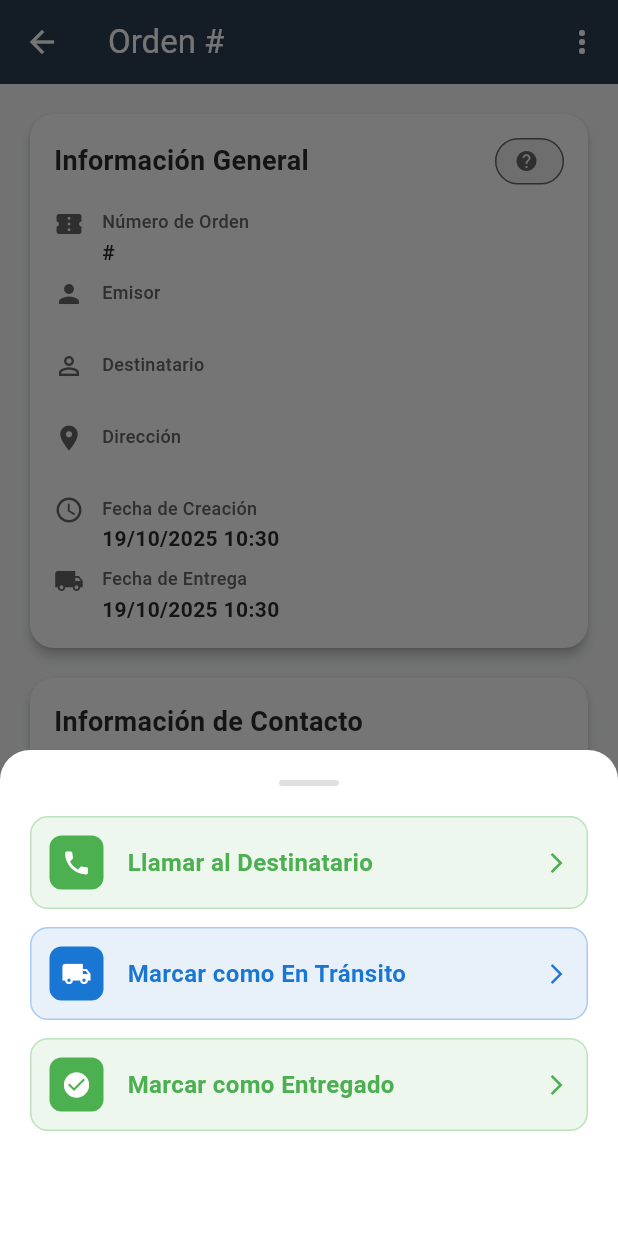
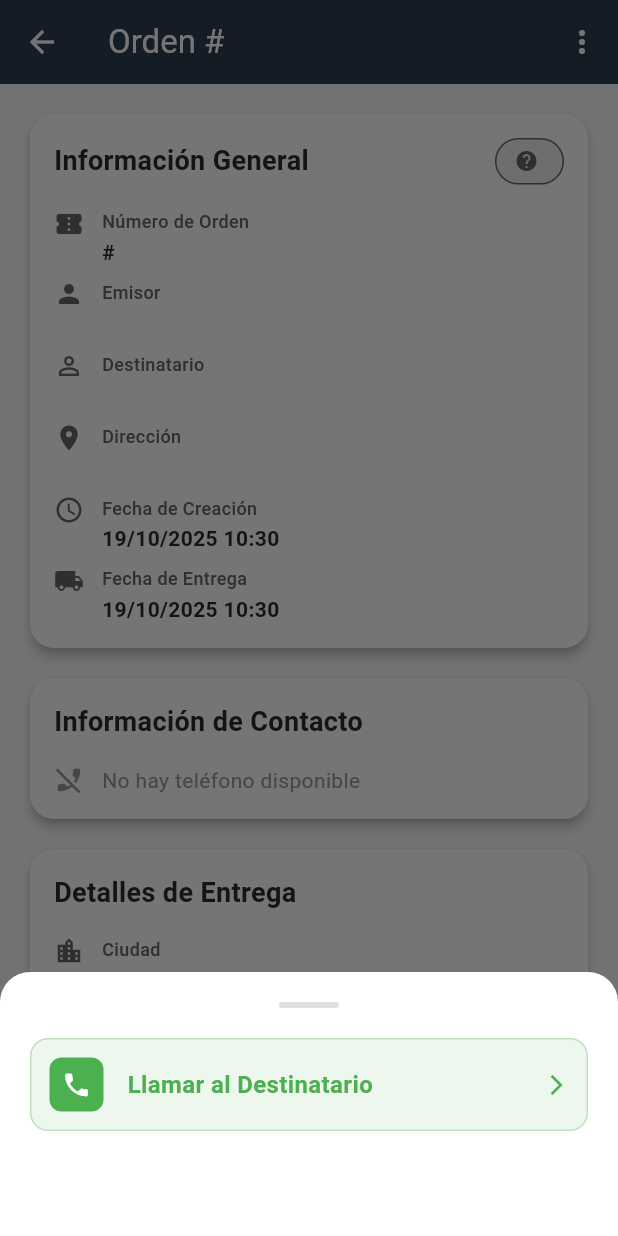
Before and after one commit to landerlopez1992-cyber/paqueteria-julio, a Flutter app: the DetalleOrdenScreen screen opened directly with empty values, after a tap on the "more vert" icon, on a phone screen of 412 x 824 dp. Run offline on Flutter 3.47's test engine with Material 3 defaults, Android fonts, the phone set to English and light mode, and no system bars; our stand-ins replace image_picker, supabase_flutter; accounts and stored records are empty.

Commit message:
Fix: Unificar botones de estado entre pantalla principal y detalle
PROBLEMA RESUELTO:
❌ Pantalla principal: Botón único progresivo (correcto)
❌ Pantalla detalle: Dos botones fijos (incorrecto)

SOLUCIÓN:
✅ Pantalla detalle ahora usa botón único progresivo
✅ Misma lógica: POR ENVIAR → EN TRANSITO → ENTREGADO
✅ Mismas validaciones (foto, pago, bultos)
✅ Modal 3 puntos solo tiene 'Llamar' (sin duplicados)

FLUJO UNIFICADO:
1. POR ENVIAR → Botón azul 'Marcar En Tránsito'
2. EN TRANSITO → Botón verde 'Marcar Entregado' (con validaciones)
3. ATRASADO → Botón naranja 'Marcar En Tránsito'

RESULTADO:
🎯 Ambas pantallas tienen EXACTAMENTE la misma lógica
🎯 No más confusión para el repartidor
🎯 Flujo consistente en toda la app

```diff
--- a/lib/screens/detalle_orden_screen.dart
+++ b/lib/screens/detalle_orden_screen.dart
@@ -613,45 +613,10 @@ class _DetalleOrdenScreenState extends State<DetalleOrdenScreen> {
             ),
             const SizedBox(height: 16),
 
-            // Botones en columna para mejor diseño
-            Column(
-              children: [
-                SizedBox(
-                  width: double.infinity,
-                  child: ElevatedButton.icon(
-                    onPressed: _isLoading ? null : () => _marcarComoEntregado(),
-                    icon: const Icon(Icons.check_circle, size: 18),
-                    label: const Text('Marcar como Entregado'),
-                    style: ElevatedButton.styleFrom(
-                      backgroundColor: const Color(0xFF4CAF50),
-                      foregroundColor: Colors.white,
-                      padding: const EdgeInsets.symmetric(vertical: 14),
-                      shape: RoundedRectangleBorder(
-                        borderRadius: BorderRadius.circular(10),
-                      ),
-                      elevation: 2,
-                    ),
-                  ),
-                ),
-                const SizedBox(height: 12),
-                SizedBox(
-                  width: double.infinity,
-                  child: ElevatedButton.icon(
-                    onPressed: _isLoading ? null : () => _marcarComoEnTransito(),
-                    icon: const Icon(Icons.local_shipping, size: 18),
-                    label: const Text('Marcar como En Tránsito'),
-                    style: ElevatedButton.styleFrom(
-                      backgroundColor: const Color(0xFF1976D2),
-                      foregroundColor: Colors.white,
-                      padding: const EdgeInsets.symmetric(vertical: 14),
-                      shape: RoundedRectangleBorder(
-                        borderRadius: BorderRadius.circular(10),
-                      ),
-                      elevation: 2,
-                    ),
-                  ),
-                ),
-              ],
+            // Botón único progresivo (igual que pantalla principal)
+            SizedBox(
+              width: double.infinity,
+              child: _buildBotonAccionProgresivo(),
             ),
           ],
         ),
@@ -801,26 +766,6 @@ class _DetalleOrdenScreenState extends State<DetalleOrdenScreen> {
                 }
               },
             ),
-            const SizedBox(height: 12),
-            _buildOptionTile(
-              icon: Icons.local_shipping,
-              title: 'Marcar como En Tránsito',
-              color: const Color(0xFF1976D2),
-              onTap: () {
-                Navigator.pop(context);
-                _marcarComoEnTransito();
-              },
-            ),
-            const SizedBox(height: 12),
-            _buildOptionTile(
-              icon: Icons.check_circle,
-              title: 'Marcar como Entregado',
-              color: const Color(0xFF4CAF50),
-              onTap: () {
-                Navigator.pop(context);
-                _marcarComoEntregado();
-              },
-            ),
             const SizedBox(height: 30), // Más espacio al final
           ],
         ),
@@ -872,6 +817,76 @@ class _DetalleOrdenScreenState extends State<DetalleOrdenScreen> {
     );
   }
 
+
+  // Botón único progresivo (igual que pantalla principal)
+  Widget _buildBotonAccionProgresivo() {
+    switch (_ordenActual.estado) {
+      case 'POR ENVIAR':
+        return ElevatedButton.icon(
+          onPressed: _isLoading ? null : () => _marcarComoEnTransito(),
+          icon: const Icon(Icons.local_shipping, size: 18),
+          label: const Text('Marcar En Tránsito'),
+          style: ElevatedButton.styleFrom(
+            backgroundColor: const Color(0xFF1976D2),
+            foregroundColor: Colors.white,
+            padding: const EdgeInsets.symmetric(vertical: 14),
+            shape: RoundedRectangleBorder(
+              borderRadius: BorderRadius.circular(10),
+            ),
+            elevation: 2,
+          ),
+        );
+
+      case 'EN TRANSITO':
+        return ElevatedButton.icon(
+          onPressed: _isLoading ? null : () => _marcarComoEntregado(),
+          icon: const Icon(Icons.check_circle, size: 18),
+          label: const Text('Marcar Entregado'),
+          style: ElevatedButton.styleFrom(
+            backgroundColor: const Color(0xFF4CAF50),
+            foregroundColor: Colors.white,
+            padding: const EdgeInsets.symmetric(vertical: 14),
+            shape: RoundedRectangleBorder(
+              borderRadius: BorderRadius.circular(10),
+            ),
+            elevation: 2,
+          ),
+        );
+
+      case 'ATRASADO':
+        // Si está atrasado pero aún no se ha marcado como en tránsito
+        return ElevatedButton.icon(
+          onPressed: _isLoading ? null : () => _marcarComoEnTransito(),
+          icon: const Icon(Icons.local_shipping, size: 18),
+          label: const Text('Marcar En Tránsito'),
+          style: ElevatedButton.styleFrom(
+            backgroundColor: const Color(0xFFFF9800),
+            foregroundColor: Colors.white,
+            padding: const EdgeInsets.symmetric(vertical: 14),
+            shape: RoundedRectangleBorder(
+              borderRadius: BorderRadius.circular(10),
+            ),
+            elevation: 2,
+          ),
+        );
+
+      default:
+        return ElevatedButton.icon(
+          onPressed: _isLoading ? null : () => _marcarComoEnTransito(),
+          icon: const Icon(Icons.local_shipping, size: 18),
+          label: const Text('Marcar En Tránsito'),
+          style: ElevatedButton.styleFrom(
+            backgroundColor: const Color(0xFF1976D2),
+            foregroundColor: Colors.white,
+            padding: const EdgeInsets.symmetric(vertical: 14),
+            shape: RoundedRectangleBorder(
+              borderRadius: BorderRadius.circular(10),
+            ),
+            elevation: 2,
+          ),
+        );
+    }
+  }
 
   void _marcarComoEntregado() async {
     // Recargar orden para tener datos más recientes
```
